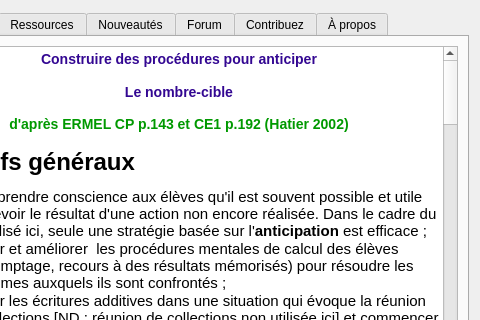
This is abuleduaproposv0.ui in Txikilinux/leterrier-cibler as Qt 5 draws it before an edit; both pictures show x 108 to 588 and y 0 to 320 of the 588 by 411 pixel window. The edited form follows.
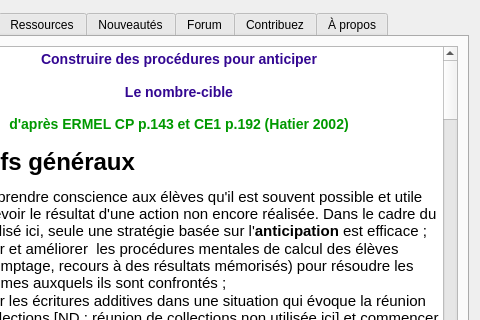
This is the edited form. The open tabs and pages were chosen to show the change. Icons and pictures are not drawn.

Commit message: ajout du zéro avec le joker et possibilité de fixer la cible #1218

```diff
--- a/abuleduaproposv0.ui
+++ b/abuleduaproposv0.ui
@@ -41,42 +41,46 @@
             <string>&lt;!DOCTYPE HTML PUBLIC &quot;-//W3C//DTD HTML 4.0//EN&quot; &quot;http://www.w3.org/TR/REC-html40/strict.dtd&quot;&gt;
 &lt;html&gt;&lt;head&gt;&lt;meta name=&quot;qrichtext&quot; content=&quot;1&quot; /&gt;&lt;title&gt;Aide Calculette&lt;/title&gt;&lt;style type=&quot;text/css&quot;&gt;
 p, li { white-space: pre-wrap; }
-&lt;/style&gt;&lt;/head&gt;&lt;body style=&quot; font-family:'DejaVu Sans'; font-size:11pt; font-weight:400; font-style:normal;&quot;&gt;
-&lt;p align=&quot;center&quot; style=&quot; margin-top:0px; margin-bottom:0px; margin-left:0px; margin-right:0px; -qt-block-indent:0; text-indent:0px;&quot;&gt;&lt;span style=&quot; font-family:'Ubuntu'; font-size:large; font-weight:600; color:#330792;&quot;&gt;Construire des procédures pour anticiper&lt;br /&gt;&lt;br /&gt;Le nombre-cible&lt;/span&gt;&lt;/p&gt;
-&lt;p align=&quot;center&quot; style=&quot;-qt-paragraph-type:empty; margin-top:0px; margin-bottom:0px; margin-left:0px; margin-right:0px; -qt-block-indent:0; text-indent:0px; font-family:'Ubuntu'; font-size:large; font-weight:600; color:#330792;&quot;&gt;&lt;/p&gt;
-&lt;p align=&quot;center&quot; style=&quot; margin-top:0px; margin-bottom:0px; margin-left:0px; margin-right:0px; -qt-block-indent:0; text-indent:0px;&quot;&gt;&lt;span style=&quot; font-family:'Ubuntu'; font-size:large; font-weight:600; color:#009900;&quot;&gt;d'après ERMEL CP p.143 et CE1 p.192 (Hatier 2002)&lt;/span&gt;&lt;/p&gt;
-&lt;p style=&quot;-qt-paragraph-type:empty; margin-top:0px; margin-bottom:0px; margin-left:0px; margin-right:0px; -qt-block-indent:0; text-indent:0px; font-family:'Ubuntu'; font-size:large; font-weight:600; color:#009900;&quot;&gt;&lt;/p&gt;
-&lt;p style=&quot; margin-top:0px; margin-bottom:0px; margin-left:0px; margin-right:0px; -qt-block-indent:0; text-indent:0px;&quot;&gt;&lt;span style=&quot; font-family:'Ubuntu'; font-size:xx-large; font-weight:600;&quot;&gt;Objectifs généraux&lt;/span&gt;&lt;span style=&quot; font-family:'Ubuntu';&quot;&gt; &lt;/span&gt;&lt;/p&gt;
-&lt;ul style=&quot;margin-top: 0px; margin-bottom: 0px; margin-left: 0px; margin-right: 0px; -qt-list-indent: 1;&quot;&gt;&lt;li style=&quot; font-family:'Ubuntu';&quot; style=&quot; margin-top:12px; margin-bottom:0px; margin-left:0px; margin-right:0px; -qt-block-indent:0; text-indent:0px;&quot;&gt;Faire prendre conscience aux élèves qu'il est souvent possible et utile de prévoir le résultat d'une action non encore réalisée. Dans le cadre du jeu utilisé ici, seule une stratégie basée sur l'&lt;span style=&quot; font-weight:600;&quot;&gt;anticipation&lt;/span&gt; est efficace ; &lt;/li&gt;
-&lt;li style=&quot; font-family:'Ubuntu';&quot; style=&quot; margin-top:0px; margin-bottom:0px; margin-left:0px; margin-right:0px; -qt-block-indent:0; text-indent:0px;&quot;&gt;Utiliser et améliorer  les procédures mentales de calcul des élèves (surcomptage, recours à des résultats mémorisés) pour résoudre les problèmes auxquels ils sont confrontés ; &lt;/li&gt;
-&lt;li style=&quot; font-family:'Ubuntu';&quot; style=&quot; margin-top:0px; margin-bottom:12px; margin-left:0px; margin-right:0px; -qt-block-indent:0; text-indent:0px;&quot;&gt;Utiliser les écritures additives dans une situation qui évoque la réunion de collections [ND : réunion de collections non utilisée ici] et commencer à mettre en place le répertoire additif. &lt;/li&gt;&lt;/ul&gt;
-&lt;p style=&quot; margin-top:0px; margin-bottom:0px; margin-left:0px; margin-right:0px; -qt-block-indent:0; text-indent:0px;&quot;&gt;&lt;span style=&quot; font-family:'Ubuntu';&quot;&gt;D'autres objectifs relèvent plus spécialement  de l'apprentissage à la résolution de problèmes :&lt;/span&gt;&lt;/p&gt;
-&lt;ul style=&quot;margin-top: 0px; margin-bottom: 0px; margin-left: 0px; margin-right: 0px; -qt-list-indent: 1;&quot;&gt;&lt;li style=&quot; font-family:'Ubuntu';&quot; style=&quot; margin-top:12px; margin-bottom:0px; margin-left:0px; margin-right:0px; -qt-block-indent:0; text-indent:0px;&quot;&gt;faire des hypothèses ; &lt;/li&gt;
-&lt;li style=&quot; font-family:'Ubuntu';&quot; style=&quot; margin-top:0px; margin-bottom:0px; margin-left:0px; margin-right:0px; -qt-block-indent:0; text-indent:0px;&quot;&gt;gérer des essais ; &lt;/li&gt;
-&lt;li style=&quot; font-family:'Ubuntu';&quot; style=&quot; margin-top:0px; margin-bottom:12px; margin-left:0px; margin-right:0px; -qt-block-indent:0; text-indent:0px;&quot;&gt;ajuster sa stratégie. &lt;/li&gt;&lt;/ul&gt;
-&lt;p style=&quot; margin-top:0px; margin-bottom:12px; margin-left:0px; margin-right:0px; -qt-block-indent:0; text-indent:0px;&quot;&gt;&lt;span style=&quot; font-family:'Ubuntu'; font-size:xx-large; font-weight:600;&quot;&gt;Jeu sans joker : objectifs spécifiques&lt;/span&gt;&lt;span style=&quot; font-family:'Ubuntu';&quot;&gt; &lt;/span&gt;&lt;/p&gt;
-&lt;ul style=&quot;margin-top: 0px; margin-bottom: 0px; margin-left: 0px; margin-right: 0px; -qt-list-indent: 1;&quot;&gt;&lt;li style=&quot; font-family:'Ubuntu';&quot; style=&quot; margin-top:12px; margin-bottom:0px; margin-left:0px; margin-right:0px; -qt-block-indent:0; text-indent:0px;&quot;&gt;Comprendre les règles du jeu ; &lt;/li&gt;
-&lt;li style=&quot; font-family:'Ubuntu';&quot; style=&quot; margin-top:0px; margin-bottom:0px; margin-left:0px; margin-right:0px; -qt-block-indent:0; text-indent:0px;&quot;&gt;Prendre conscience que le choix du troisième nombre n'est pas aléatoire ; &lt;/li&gt;
-&lt;li style=&quot; font-family:'Ubuntu';&quot; style=&quot; margin-top:0px; margin-bottom:0px; margin-left:0px; margin-right:0px; -qt-block-indent:0; text-indent:0px;&quot;&gt;Trouver mentalement des sommes de 2 ou 3 nombres ou un écart entre 2 nombres ; &lt;/li&gt;
-&lt;li style=&quot; font-family:'Ubuntu';&quot; style=&quot; margin-top:0px; margin-bottom:12px; margin-left:0px; margin-right:0px; -qt-block-indent:0; text-indent:0px;&quot;&gt;Mémoriser ou consigner par écrit certains résultats. &lt;/li&gt;&lt;/ul&gt;
-&lt;p style=&quot; margin-top:0px; margin-bottom:12px; margin-left:0px; margin-right:0px; -qt-block-indent:0; text-indent:0px;&quot;&gt;&lt;span style=&quot; font-family:'Ubuntu'; font-size:xx-large; font-weight:600;&quot;&gt;Jeu avec joker : objectifs spécifiques&lt;/span&gt;&lt;span style=&quot; font-family:'Ubuntu';&quot;&gt; &lt;/span&gt;&lt;/p&gt;
-&lt;ul style=&quot;margin-top: 0px; margin-bottom: 0px; margin-left: 0px; margin-right: 0px; -qt-list-indent: 1;&quot;&gt;&lt;li style=&quot; font-family:'Ubuntu';&quot; style=&quot; margin-top:12px; margin-bottom:12px; margin-left:0px; margin-right:0px; -qt-block-indent:0; text-indent:0px;&quot;&gt;Outre les objectifs visés dans le jeu sans joker, il s'agit, par l'introduction de nombre-joker, de construire une nouvelle compétence : la recherche du complément à un nombre. Après avoir calculé le total des deux premiers nombres, il faut trouver le complément au nombre-cible. &lt;/li&gt;&lt;/ul&gt;
-&lt;p style=&quot; margin-top:18px; margin-bottom:12px; margin-left:0px; margin-right:0px; -qt-block-indent:0; text-indent:0px;&quot;&gt;&lt;span style=&quot; font-family:'Ubuntu'; font-size:xx-large; font-weight:600;&quot;&gt;Règle du jeu&lt;/span&gt;&lt;/p&gt;
-&lt;p style=&quot; margin-top:0px; margin-bottom:0px; margin-left:0px; margin-right:0px; -qt-block-indent:0; text-indent:0px;&quot;&gt;&lt;span style=&quot; font-family:'Ubuntu';&quot;&gt;Un nombre est proposé au joueur : c'est le nombre-cible, celui qu'il faut atteindre en 3 coups. Le joueur choisit un à un 3 nombres parmi un lot (de 1 à 9). Chaque nombre n'est utilisable qu'une fois et une seule. Il ne doit pas atteindre le nombre-cible en 2 coups ; il faut donc qu'il prévoit la possibilité de compléter au troisième coup. &lt;br /&gt;&lt;br /&gt;Cependant le jeu avec joker permet d'utiliser plusieurs fois le même nombre.&lt;/span&gt;&lt;/p&gt;
-&lt;p style=&quot;-qt-paragraph-type:empty; margin-top:0px; margin-bottom:0px; margin-left:0px; margin-right:0px; -qt-block-indent:0; text-indent:0px; font-family:'Ubuntu';&quot;&gt;&lt;/p&gt;
-&lt;p style=&quot; margin-top:0px; margin-bottom:0px; margin-left:0px; margin-right:0px; -qt-block-indent:0; text-indent:0px;&quot;&gt;&lt;span style=&quot; font-family:'Ubuntu'; font-size:xx-large; font-weight:600;&quot;&gt;Niveaux proposés&lt;/span&gt;&lt;span style=&quot; font-family:'Ubuntu';&quot;&gt; &lt;/span&gt;&lt;/p&gt;
-&lt;p style=&quot; margin-top:16px; margin-bottom:12px; margin-left:0px; margin-right:0px; -qt-block-indent:0; text-indent:0px;&quot;&gt;&lt;span style=&quot; font-family:'Ubuntu'; font-size:x-large; font-weight:600;&quot;&gt;Débutant&lt;/span&gt;&lt;/p&gt;
-&lt;p style=&quot; margin-top:0px; margin-bottom:0px; margin-left:0px; margin-right:0px; -qt-block-indent:0; text-indent:0px;&quot;&gt;&lt;span style=&quot; font-family:'Ubuntu';&quot;&gt;Pour l'appropriation du jeu (normalement connu) et du logiciel, le nombre-cible est compris entre 8 et 13 et le joker n'est pas disponible.&lt;/span&gt;&lt;/p&gt;
-&lt;p style=&quot; margin-top:16px; margin-bottom:12px; margin-left:0px; margin-right:0px; -qt-block-indent:0; text-indent:0px;&quot;&gt;&lt;span style=&quot; font-family:'Ubuntu'; font-size:x-large; font-weight:600;&quot;&gt;Avec joker&lt;/span&gt;&lt;span style=&quot; font-family:'Ubuntu';&quot;&gt;A partir de ce niveau, le joker est utilisable. &lt;br /&gt;Le nombre-cible est compris entre 11 et 25.&lt;/span&gt;&lt;/p&gt;
-&lt;p style=&quot; margin-top:16px; margin-bottom:12px; margin-left:0px; margin-right:0px; -qt-block-indent:0; text-indent:0px;&quot;&gt;&lt;span style=&quot; font-family:'Ubuntu'; font-size:x-large; font-weight:600;&quot;&gt;Surcomptage&lt;/span&gt;&lt;/p&gt;
-&lt;p style=&quot; margin-top:0px; margin-bottom:0px; margin-left:0px; margin-right:0px; -qt-block-indent:0; text-indent:0px;&quot;&gt;&lt;span style=&quot; font-family:'Ubuntu';&quot;&gt;Un nombre est imposé, grand pour que le joueur puisse utiliser par exemple le surcomptage.&lt;/span&gt;&lt;/p&gt;
-&lt;p style=&quot; margin-top:16px; margin-bottom:12px; margin-left:0px; margin-right:0px; -qt-block-indent:0; text-indent:0px;&quot;&gt;&lt;span style=&quot; font-family:'Ubuntu'; font-size:x-large; font-weight:600;&quot;&gt;Calcul&lt;/span&gt;&lt;/p&gt;
-&lt;p style=&quot; margin-top:0px; margin-bottom:0px; margin-left:0px; margin-right:0px; -qt-block-indent:0; text-indent:0px;&quot;&gt;&lt;span style=&quot; font-family:'Ubuntu';&quot;&gt;Un nombre est imposé, petit afin d'éviter le surcomptage et d favoriser l'apparition du calcul.&lt;/span&gt;&lt;/p&gt;
-&lt;p style=&quot;-qt-paragraph-type:empty; margin-top:0px; margin-bottom:0px; margin-left:0px; margin-right:0px; -qt-block-indent:0; text-indent:0px; font-family:'Ubuntu';&quot;&gt;&lt;/p&gt;
-&lt;p style=&quot; margin-top:0px; margin-bottom:0px; margin-left:0px; margin-right:0px; -qt-block-indent:0; text-indent:0px;&quot;&gt;&lt;span style=&quot; font-family:'Ubuntu'; font-size:xx-large; font-weight:600;&quot;&gt;Déroulement &lt;/span&gt;&lt;/p&gt;
-&lt;p style=&quot; margin-top:0px; margin-bottom:0px; margin-left:0px; margin-right:0px; -qt-block-indent:0; text-indent:0px;&quot;&gt;&lt;span style=&quot; font-family:'Ubuntu';&quot;&gt;A partir du niveau précédemment atteint ou choisi par les joueurs, il y a changement de niveau en fonction du nombre de réussites.&lt;br /&gt;&lt;br /&gt;Tout joueur peut à tout moment modifier le niveau à l'aide du menu &lt;/span&gt;&lt;span style=&quot; font-family:'Ubuntu'; font-weight:600;&quot;&gt;niveau.&lt;/span&gt;&lt;/p&gt;
-&lt;p style=&quot;-qt-paragraph-type:empty; margin-top:0px; margin-bottom:12px; margin-left:0px; margin-right:0px; -qt-block-indent:1; text-indent:0px; font-family:'Ubuntu';&quot;&gt;&lt;/p&gt;
-&lt;p style=&quot;-qt-paragraph-type:empty; margin-top:0px; margin-bottom:12px; margin-left:0px; margin-right:0px; -qt-block-indent:0; text-indent:0px; font-family:'Ubuntu';&quot;&gt;&lt;/p&gt;&lt;/body&gt;&lt;/html&gt;</string>
+&lt;/style&gt;&lt;/head&gt;&lt;body style=&quot; font-family:'Ubuntu'; font-size:11pt; font-weight:400; font-style:normal;&quot;&gt;
+&lt;p align=&quot;center&quot; style=&quot; margin-top:0px; margin-bottom:0px; margin-left:0px; margin-right:0px; -qt-block-indent:0; text-indent:0px;&quot;&gt;&lt;span style=&quot; font-size:large; font-weight:600; color:#330792;&quot;&gt;Construire des procédures pour anticiper&lt;br /&gt;&lt;br /&gt;Le nombre-cible&lt;/span&gt;&lt;/p&gt;
+&lt;p align=&quot;center&quot; style=&quot;-qt-paragraph-type:empty; margin-top:0px; margin-bottom:0px; margin-left:0px; margin-right:0px; -qt-block-indent:0; text-indent:0px; font-size:large; font-weight:600; color:#330792;&quot;&gt;&lt;/p&gt;
+&lt;p align=&quot;center&quot; style=&quot; margin-top:0px; margin-bottom:0px; margin-left:0px; margin-right:0px; -qt-block-indent:0; text-indent:0px;&quot;&gt;&lt;span style=&quot; font-size:large; font-weight:600; color:#009900;&quot;&gt;d'après ERMEL CP p.143 et CE1 p.192 (Hatier 2002)&lt;/span&gt;&lt;/p&gt;
+&lt;p style=&quot;-qt-paragraph-type:empty; margin-top:0px; margin-bottom:0px; margin-left:0px; margin-right:0px; -qt-block-indent:0; text-indent:0px; font-size:large; font-weight:600; color:#009900;&quot;&gt;&lt;/p&gt;
+&lt;p style=&quot; margin-top:0px; margin-bottom:0px; margin-left:0px; margin-right:0px; -qt-block-indent:0; text-indent:0px;&quot;&gt;&lt;span style=&quot; font-size:xx-large; font-weight:600;&quot;&gt;Objectifs généraux&lt;/span&gt; &lt;/p&gt;
+&lt;ul style=&quot;margin-top: 0px; margin-bottom: 0px; margin-left: 0px; margin-right: 0px; -qt-list-indent: 1;&quot;&gt;&lt;li style=&quot; margin-top:12px; margin-bottom:0px; margin-left:0px; margin-right:0px; -qt-block-indent:0; text-indent:0px;&quot;&gt;Faire prendre conscience aux élèves qu'il est souvent possible et utile de prévoir le résultat d'une action non encore réalisée. Dans le cadre du jeu utilisé ici, seule une stratégie basée sur l'&lt;span style=&quot; font-weight:600;&quot;&gt;anticipation&lt;/span&gt; est efficace ; &lt;/li&gt;
+&lt;li style=&quot; margin-top:0px; margin-bottom:0px; margin-left:0px; margin-right:0px; -qt-block-indent:0; text-indent:0px;&quot;&gt;Utiliser et améliorer  les procédures mentales de calcul des élèves (surcomptage, recours à des résultats mémorisés) pour résoudre les problèmes auxquels ils sont confrontés ; &lt;/li&gt;
+&lt;li style=&quot; margin-top:0px; margin-bottom:12px; margin-left:0px; margin-right:0px; -qt-block-indent:0; text-indent:0px;&quot;&gt;Utiliser les écritures additives dans une situation qui évoque la réunion de collections [ND : réunion de collections non utilisée ici] et commencer à mettre en place le répertoire additif. &lt;/li&gt;&lt;/ul&gt;
+&lt;p style=&quot; margin-top:0px; margin-bottom:0px; margin-left:0px; margin-right:0px; -qt-block-indent:0; text-indent:0px;&quot;&gt;D'autres objectifs relèvent plus spécialement  de l'apprentissage à la résolution de problèmes :&lt;/p&gt;
+&lt;ul style=&quot;margin-top: 0px; margin-bottom: 0px; margin-left: 0px; margin-right: 0px; -qt-list-indent: 1;&quot;&gt;&lt;li style=&quot; margin-top:12px; margin-bottom:0px; margin-left:0px; margin-right:0px; -qt-block-indent:0; text-indent:0px;&quot;&gt;faire des hypothèses ; &lt;/li&gt;
+&lt;li style=&quot; margin-top:0px; margin-bottom:0px; margin-left:0px; margin-right:0px; -qt-block-indent:0; text-indent:0px;&quot;&gt;gérer des essais ; &lt;/li&gt;
+&lt;li style=&quot; margin-top:0px; margin-bottom:12px; margin-left:0px; margin-right:0px; -qt-block-indent:0; text-indent:0px;&quot;&gt;ajuster sa stratégie. &lt;/li&gt;&lt;/ul&gt;
+&lt;p style=&quot; margin-top:0px; margin-bottom:12px; margin-left:0px; margin-right:0px; -qt-block-indent:0; text-indent:0px;&quot;&gt;&lt;span style=&quot; font-size:xx-large; font-weight:600;&quot;&gt;Jeu sans joker : objectifs spécifiques&lt;/span&gt; &lt;/p&gt;
+&lt;ul style=&quot;margin-top: 0px; margin-bottom: 0px; margin-left: 0px; margin-right: 0px; -qt-list-indent: 1;&quot;&gt;&lt;li style=&quot; margin-top:12px; margin-bottom:0px; margin-left:0px; margin-right:0px; -qt-block-indent:0; text-indent:0px;&quot;&gt;Comprendre les règles du jeu ; &lt;/li&gt;
+&lt;li style=&quot; margin-top:0px; margin-bottom:0px; margin-left:0px; margin-right:0px; -qt-block-indent:0; text-indent:0px;&quot;&gt;Prendre conscience que le choix du troisième nombre n'est pas aléatoire ; &lt;/li&gt;
+&lt;li style=&quot; margin-top:0px; margin-bottom:0px; margin-left:0px; margin-right:0px; -qt-block-indent:0; text-indent:0px;&quot;&gt;Trouver mentalement des sommes de 2 ou 3 nombres ou un écart entre 2 nombres ; &lt;/li&gt;
+&lt;li style=&quot; margin-top:0px; margin-bottom:12px; margin-left:0px; margin-right:0px; -qt-block-indent:0; text-indent:0px;&quot;&gt;Mémoriser ou consigner par écrit certains résultats. &lt;/li&gt;&lt;/ul&gt;
+&lt;p style=&quot; margin-top:0px; margin-bottom:12px; margin-left:0px; margin-right:0px; -qt-block-indent:0; text-indent:0px;&quot;&gt;&lt;span style=&quot; font-size:xx-large; font-weight:600;&quot;&gt;Jeu avec joker : objectifs spécifiques&lt;/span&gt; &lt;/p&gt;
+&lt;ul style=&quot;margin-top: 0px; margin-bottom: 0px; margin-left: 0px; margin-right: 0px; -qt-list-indent: 1;&quot;&gt;&lt;li style=&quot; margin-top:12px; margin-bottom:12px; margin-left:0px; margin-right:0px; -qt-block-indent:0; text-indent:0px;&quot;&gt;Outre les objectifs visés dans le jeu sans joker, il s'agit, par l'introduction de nombre-joker, de construire une nouvelle compétence : la recherche du complément à un nombre. Après avoir calculé le total des deux premiers nombres, il faut trouver le complément au nombre-cible. &lt;/li&gt;&lt;/ul&gt;
+&lt;p style=&quot; margin-top:18px; margin-bottom:12px; margin-left:0px; margin-right:0px; -qt-block-indent:0; text-indent:0px;&quot;&gt;&lt;span style=&quot; font-size:xx-large; font-weight:600;&quot;&gt;Règle du jeu&lt;/span&gt;&lt;/p&gt;
+&lt;p style=&quot; margin-top:0px; margin-bottom:0px; margin-left:0px; margin-right:0px; -qt-block-indent:0; text-indent:0px;&quot;&gt;Un nombre est proposé au joueur : c'est le nombre-cible, celui qu'il faut atteindre en 3 coups. Le joueur choisit un à un 3 nombres parmi un lot (de 1 à 9). Chaque nombre n'est utilisable qu'une fois et une seule. Il ne doit pas atteindre le nombre-cible en 2 coups ; il faut donc qu'il prévoit la possibilité de compléter au troisième coup. &lt;br /&gt;&lt;br /&gt;&lt;span style=&quot; font-style:italic;&quot;&gt;Cependant le jeu avec joker permet d'utiliser plusieurs fois le même nombre et le nombre 0 (zéro).&lt;/span&gt;&lt;/p&gt;
+&lt;p style=&quot;-qt-paragraph-type:empty; margin-top:0px; margin-bottom:0px; margin-left:0px; margin-right:0px; -qt-block-indent:0; text-indent:0px;&quot;&gt;&lt;/p&gt;
+&lt;p style=&quot; margin-top:0px; margin-bottom:0px; margin-left:0px; margin-right:0px; -qt-block-indent:0; text-indent:0px;&quot;&gt;&lt;span style=&quot; font-size:xx-large; font-weight:600;&quot;&gt;Niveaux proposés&lt;/span&gt; &lt;/p&gt;
+&lt;p style=&quot; margin-top:16px; margin-bottom:12px; margin-left:0px; margin-right:0px; -qt-block-indent:0; text-indent:0px;&quot;&gt;&lt;span style=&quot; font-size:x-large; font-weight:600;&quot;&gt;Débutant&lt;/span&gt;&lt;/p&gt;
+&lt;p style=&quot; margin-top:0px; margin-bottom:0px; margin-left:0px; margin-right:0px; -qt-block-indent:0; text-indent:0px;&quot;&gt;Pour l'appropriation du jeu (normalement connu) et du logiciel, le nombre-cible est compris entre 8 et 13 et le joker n'est pas disponible.&lt;/p&gt;
+&lt;p style=&quot; margin-top:16px; margin-bottom:12px; margin-left:0px; margin-right:0px; -qt-block-indent:0; text-indent:0px;&quot;&gt;&lt;span style=&quot; font-size:x-large; font-weight:600;&quot;&gt;Avec joker&lt;/span&gt;A partir de ce niveau, le joker est utilisable. &lt;br /&gt;Le nombre-cible est compris entre 11 et 25.&lt;/p&gt;
+&lt;p style=&quot; margin-top:16px; margin-bottom:12px; margin-left:0px; margin-right:0px; -qt-block-indent:0; text-indent:0px;&quot;&gt;&lt;span style=&quot; font-size:x-large; font-weight:600;&quot;&gt;Surcomptage&lt;/span&gt;&lt;/p&gt;
+&lt;p style=&quot; margin-top:0px; margin-bottom:0px; margin-left:0px; margin-right:0px; -qt-block-indent:0; text-indent:0px;&quot;&gt;Un nombre est imposé, grand pour que le joueur puisse utiliser par exemple le surcomptage.&lt;/p&gt;
+&lt;p style=&quot; margin-top:16px; margin-bottom:12px; margin-left:0px; margin-right:0px; -qt-block-indent:0; text-indent:0px;&quot;&gt;&lt;span style=&quot; font-size:x-large; font-weight:600;&quot;&gt;Calcul&lt;/span&gt;&lt;/p&gt;
+&lt;p style=&quot; margin-top:0px; margin-bottom:0px; margin-left:0px; margin-right:0px; -qt-block-indent:0; text-indent:0px;&quot;&gt;Un nombre est imposé, petit afin d'éviter le surcomptage et d favoriser l'apparition du calcul.&lt;/p&gt;
+&lt;p style=&quot;-qt-paragraph-type:empty; margin-top:0px; margin-bottom:0px; margin-left:0px; margin-right:0px; -qt-block-indent:0; text-indent:0px;&quot;&gt;&lt;/p&gt;
+&lt;p style=&quot; margin-top:0px; margin-bottom:0px; margin-left:0px; margin-right:0px; -qt-block-indent:0; text-indent:0px;&quot;&gt;&lt;span style=&quot; font-size:18pt; font-weight:600;&quot;&gt;Proposer une cible&lt;/span&gt;&lt;/p&gt;
+&lt;p style=&quot;-qt-paragraph-type:empty; margin-top:0px; margin-bottom:0px; margin-left:0px; margin-right:0px; -qt-block-indent:0; text-indent:0px;&quot;&gt;&lt;/p&gt;
+&lt;p style=&quot; margin-top:0px; margin-bottom:0px; margin-left:0px; margin-right:0px; -qt-block-indent:0; text-indent:0px;&quot;&gt;Le joueur choisit et fixe la cible, nombre entier entre 9 et 28.&lt;/p&gt;
+&lt;p style=&quot;-qt-paragraph-type:empty; margin-top:0px; margin-bottom:0px; margin-left:0px; margin-right:0px; -qt-block-indent:0; text-indent:0px;&quot;&gt;&lt;/p&gt;
+&lt;p style=&quot; margin-top:0px; margin-bottom:0px; margin-left:0px; margin-right:0px; -qt-block-indent:0; text-indent:0px;&quot;&gt;&lt;span style=&quot; font-size:xx-large; font-weight:600;&quot;&gt;Déroulement &lt;/span&gt;&lt;/p&gt;
+&lt;p style=&quot; margin-top:0px; margin-bottom:0px; margin-left:0px; margin-right:0px; -qt-block-indent:0; text-indent:0px;&quot;&gt;A partir du niveau précédemment atteint ou choisi par les joueurs, il y a changement de niveau en fonction du nombre de réussites, &lt;span style=&quot; font-style:italic;&quot;&gt;sauf lorsque la cible est fixée.&lt;/span&gt;&lt;br /&gt;&lt;br /&gt;Tout joueur peut à tout moment modifier le niveau à l'aide du menu &lt;span style=&quot; font-weight:600;&quot;&gt;niveau.&lt;/span&gt;&lt;/p&gt;
+&lt;p style=&quot;-qt-paragraph-type:empty; margin-top:0px; margin-bottom:12px; margin-left:0px; margin-right:0px; -qt-block-indent:1; text-indent:0px;&quot;&gt;&lt;/p&gt;
+&lt;p style=&quot;-qt-paragraph-type:empty; margin-top:0px; margin-bottom:12px; margin-left:0px; margin-right:0px; -qt-block-indent:0; text-indent:0px;&quot;&gt;&lt;/p&gt;&lt;/body&gt;&lt;/html&gt;</string>
            </property>
            <property name="searchPaths">
             <stringlist/>
```
Left out of the diff: 60 changed lines with no effect on the pictures. The commit also changes 9 other files.
